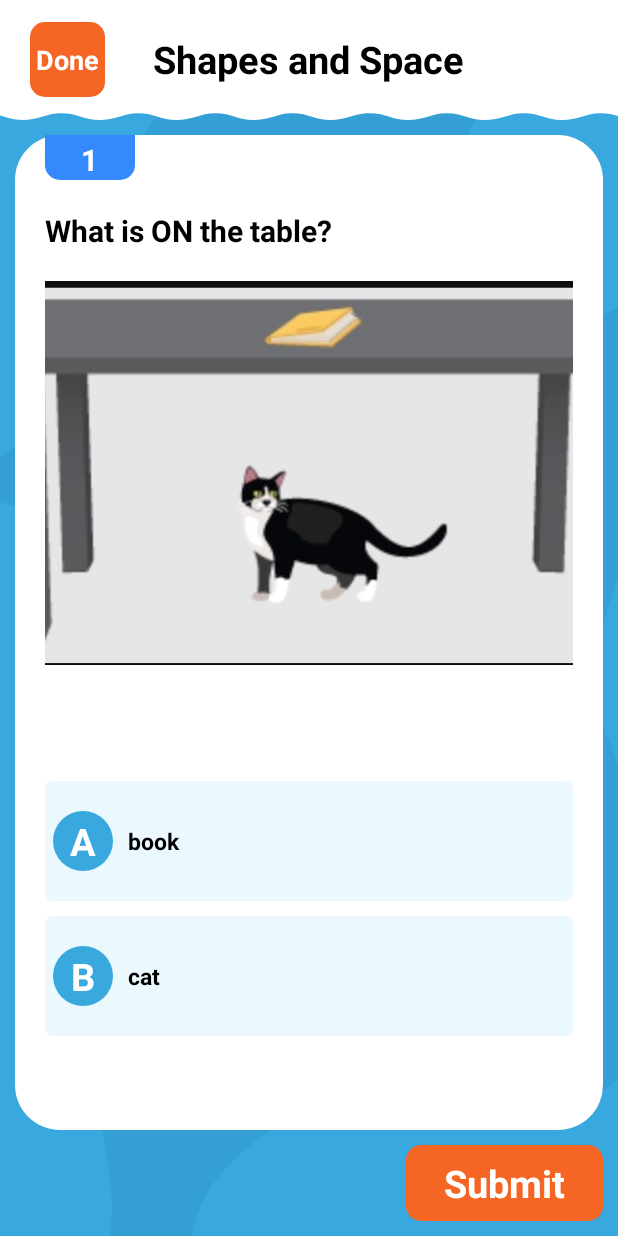
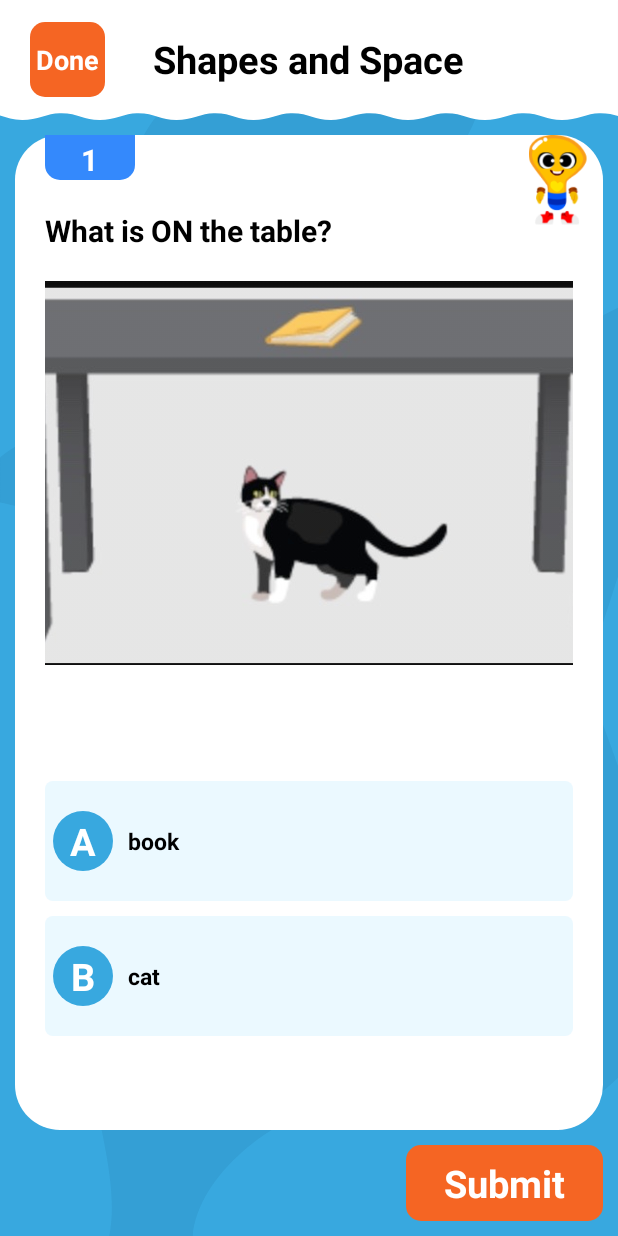
Before and after one commit to rajupraaa1234/MindSparkDemo, an Android app: the Question screen opened directly, with no data from a screen before it, on a phone screen of 412 x 824 dp. Run offline under Robolectric (Android 15) with nearby library versions, the phone set to English and light mode, and no system bars; our stand-ins replace Room's generated code; pictures from the network do not load.

Commit message:
added buddy sound

```diff
--- a/app/src/main/res/layout/activity_question.xml
+++ b/app/src/main/res/layout/activity_question.xml
@@ -79,10 +79,25 @@
 
 
         <LinearLayout
+            android:layout_width="wrap_content"
+            android:layout_gravity="end"
+            android:layout_marginBottom="10dp"
+            android:layout_height="wrap_content">
+
+             <ImageView
+                 android:layout_width="60dp"
+                 android:id="@+id/buddyimg"
+                 android:src="@drawable/buddy_sad"
+                 android:layout_height="60dp"/>
+
+        </LinearLayout>
+
+
+        <LinearLayout
             android:layout_width="60dp"
             android:layout_height="40dp"
             android:layout_marginLeft="20dp"
-            android:layout_marginTop="-10dp"
+            android:layout_marginTop="-80dp"
             android:background="@drawable/question_number_container"
             android:gravity="center">
 
```
Also changed, not shown: app/src/main/java/com/example/mindsparkdemo/View/DashboardScreen/QuestionStore/Question.java (+23 -0 lines), app/src/main/res/drawable-v24/buddy_sad.png (added), app/src/main/res/drawable-v24/buddy_sparkie_higher.png (added), app/src/main/res/drawable/buddy_sad.png (added), app/src/main/res/drawable/buddy_sparkie_higher.png (added), 2 other files.
